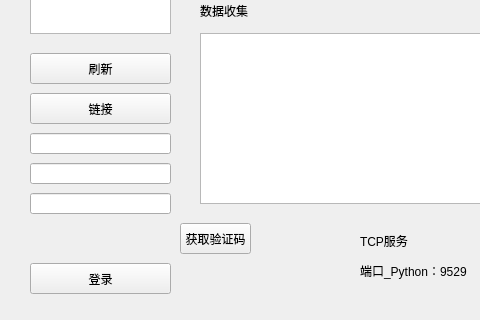
Qt form fakebrain/mainwindow.ui (Puiching-Memory/fakebrain) before a commit; both pictures show x 0 to 480 and y 280 to 600 of the 800 by 600 pixel window.
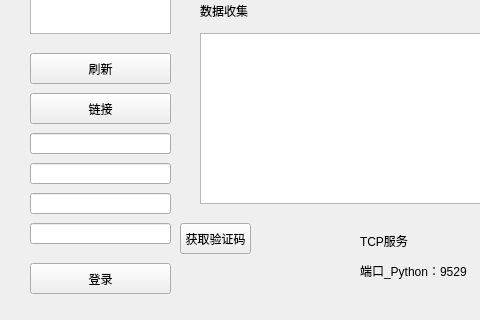
The same form after that commit.

```diff
--- a/fakebrain/mainwindow.ui
+++ b/fakebrain/mainwindow.ui
@@ -350,8 +350,8 @@
    <widget class="QLabel" name="LabelCode">
     <property name="geometry">
      <rect>
-      <x>30</x>
-      <y>480</y>
+      <x>190</x>
+      <y>520</y>
       <width>141</width>
       <height>31</height>
      </rect>
@@ -383,6 +383,16 @@
      </rect>
     </property>
    </widget>
+   <widget class="QLineEdit" name="lineCodeValue">
+    <property name="geometry">
+     <rect>
+      <x>30</x>
+      <y>480</y>
+      <width>141</width>
+      <height>21</height>
+     </rect>
+    </property>
+   </widget>
   </widget>
   <widget class="QMenuBar" name="menubar">
    <property name="geometry">
```
Left out of the diff: 6 changed lines with no effect on the pictures.
